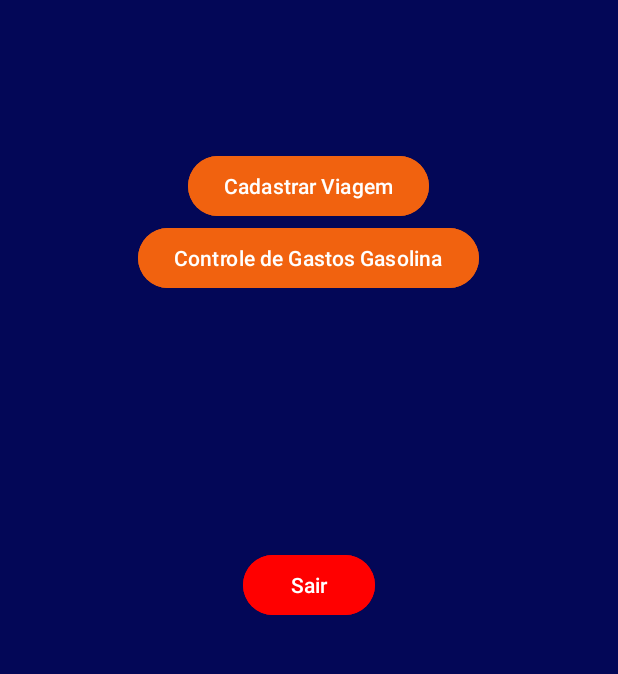
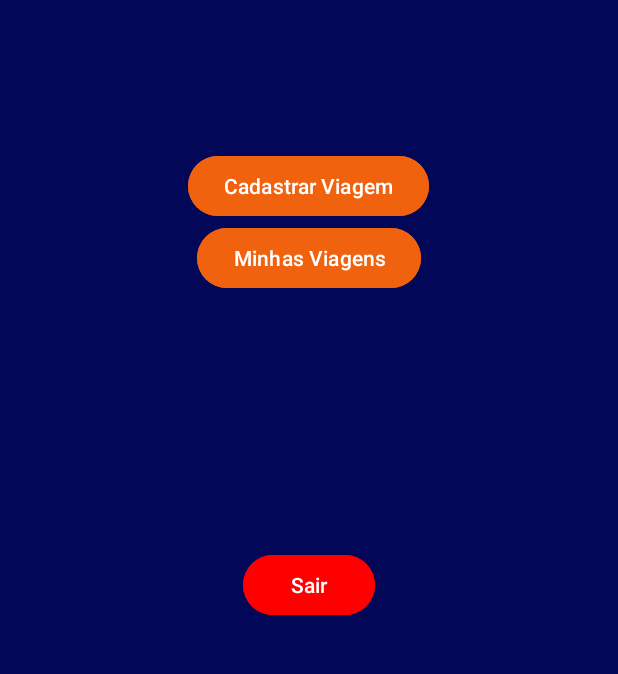
Before and after one commit to guilhermefrag/trabalho-mobile, an Android app: the layout activity_main.xml on its own in the app's theme, with its tools: preview values and no code run, on a phone screen of 412 x 824 dp, the part 427-1101 px from its top. Run offline under Robolectric (Android 15) with nearby library versions, the phone set to English and light mode, and no system bars.

Commit message:
adicionado tela minhas viagens

```diff
--- a/app/src/main/AndroidManifest.xml
+++ b/app/src/main/AndroidManifest.xml
@@ -26,6 +26,7 @@
         <activity android:name=".CadastroActivity" />
         <activity android:name=".CadastroViagemActivity" />
         <activity android:name=".GasolinaListActivity" />
+        <activity android:name=".MinhasViagens" />
 
     </application>
 
--- a/app/src/main/res/layout/activity_main.xml
+++ b/app/src/main/res/layout/activity_main.xml
@@ -41,12 +41,12 @@
                 android:textColor="@android:color/white" />
 
             <Button
-                android:id="@+id/btnControleGastosGasolina"
+                android:id="@+id/btnMinhasViagens"
                 android:layout_width="wrap_content"
                 android:layout_height="wrap_content"
                 android:layout_centerInParent="true"
                 android:backgroundTint="@color/orange"
-                android:text="Controle de Gastos Gasolina"
+                android:text="Minhas Viagens"
                 android:textColor="@android:color/white" />
 
             <Button
```
Also changed, not shown: app/src/main/java/com/example/myapplication/MainActivity.java (+5 -5 lines), app/src/main/java/com/example/myapplication/MinhasViagens.java (added, +14 -0 lines), app/src/main/res/layout/activity_minhas_viagens.xml (added, +15 -0 lines).
